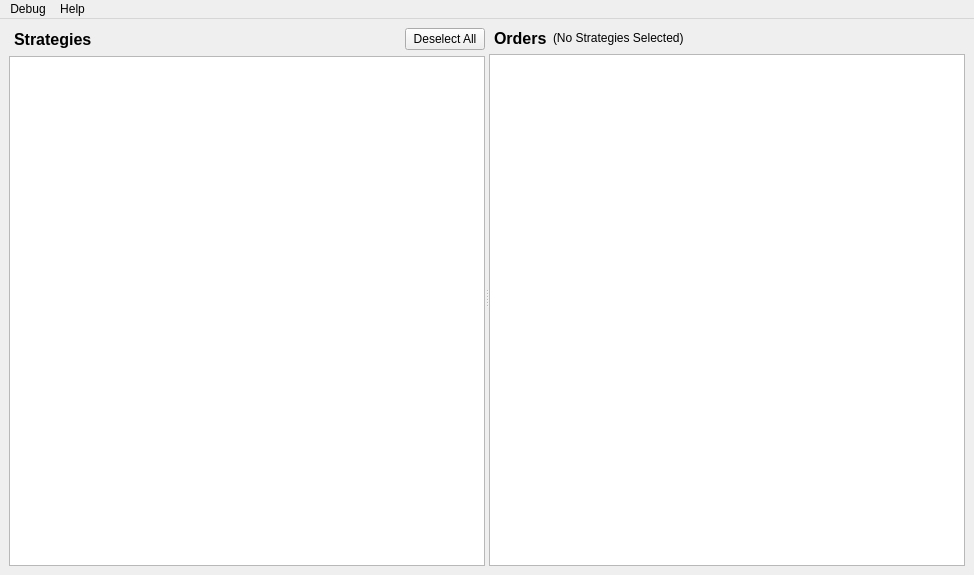
yunnsbz/StrategyMonitor, file Views/mainwindow.ui: the form before one commit.
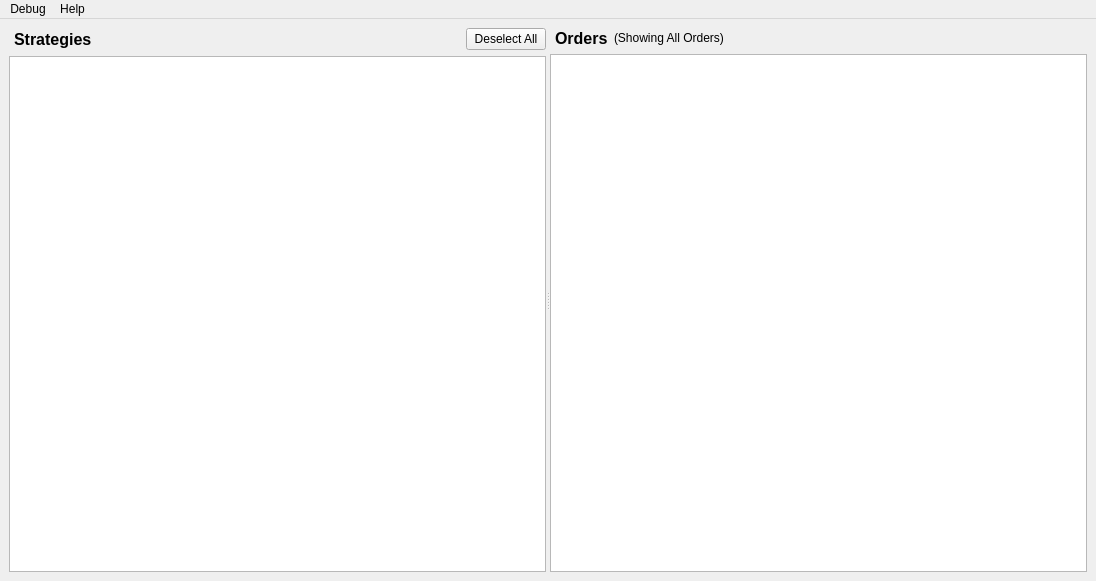
The form after the commit.

Commit message:
Added OrderModel and OrdersViewModel for tableVİew
Introduced OrderModel and OrdersViewModel to manage and display order data in the UI. MainViewModel now provides access to the orders model, and mainwindow sets up the OrdersTableView with the new model.

What changed in the file:
```diff
--- a/Views/mainwindow.ui
+++ b/Views/mainwindow.ui
@@ -6,8 +6,8 @@
    <rect>
     <x>0</x>
     <y>0</y>
-    <width>974</width>
-    <height>575</height>
+    <width>1096</width>
+    <height>581</height>
    </rect>
   </property>
   <property name="minimumSize">
@@ -130,7 +130,7 @@
           <item>
            <widget class="QLabel" name="label_selected_strategies">
             <property name="text">
-             <string>(No Strategies Selected)</string>
+             <string>(Showing All Orders)</string>
             </property>
            </widget>
           </item>
@@ -151,18 +151,60 @@
         </item>
         <item>
          <widget class="QTableView" name="OrdersTableView">
+          <property name="frameShape">
+           <enum>QFrame::Shape::StyledPanel</enum>
+          </property>
+          <property name="lineWidth">
+           <number>1</number>
+          </property>
+          <property name="midLineWidth">
+           <number>0</number>
+          </property>
           <property name="editTriggers">
            <set>QAbstractItemView::EditTrigger::NoEditTriggers</set>
           </property>
           <property name="alternatingRowColors">
            <bool>true</bool>
           </property>
+          <property name="selectionMode">
+           <enum>QAbstractItemView::SelectionMode::MultiSelection</enum>
+          </property>
+          <property name="selectionBehavior">
+           <enum>QAbstractItemView::SelectionBehavior::SelectRows</enum>
+          </property>
+          <property name="textElideMode">
+           <enum>Qt::TextElideMode::ElideRight</enum>
+          </property>
           <property name="verticalScrollMode">
            <enum>QAbstractItemView::ScrollMode::ScrollPerPixel</enum>
           </property>
           <property name="horizontalScrollMode">
            <enum>QAbstractItemView::ScrollMode::ScrollPerPixel</enum>
           </property>
+          <property name="sortingEnabled">
+           <bool>true</bool>
+          </property>
+          <property name="cornerButtonEnabled">
+           <bool>false</bool>
+          </property>
+          <attribute name="horizontalHeaderCascadingSectionResizes">
+           <bool>true</bool>
+          </attribute>
+          <attribute name="horizontalHeaderMinimumSectionSize">
+           <number>30</number>
+          </attribute>
+          <attribute name="horizontalHeaderDefaultSectionSize">
+           <number>125</number>
+          </attribute>
+          <attribute name="horizontalHeaderHighlightSections">
+           <bool>false</bool>
+          </attribute>
+          <attribute name="horizontalHeaderShowSortIndicator" stdset="0">
+           <bool>true</bool>
+          </attribute>
+          <attribute name="horizontalHeaderStretchLastSection">
+           <bool>true</bool>
+          </attribute>
           <attribute name="verticalHeaderVisible">
            <bool>false</bool>
           </attribute>
@@ -179,7 +221,7 @@
     <rect>
      <x>0</x>
      <y>0</y>
-     <width>974</width>
+     <width>1096</width>
      <height>25</height>
     </rect>
    </property>
```
Left out of the diff: 3 changed lines with no effect on the pictures. The commit also changes 9 other files.
